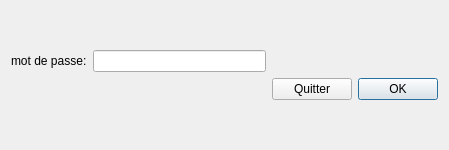
Above: fenetre_base.ui from sam19961/ProjetBiblioFinal before the change. Below: the same form after it.
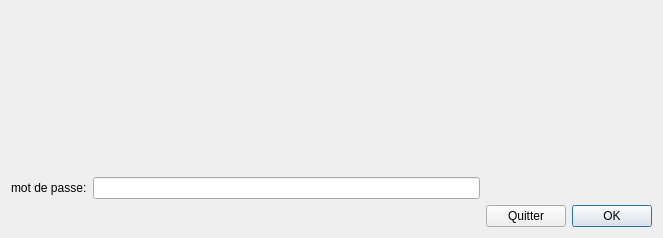
That is the form after the change.

What changed in the file:
```diff
--- a/fenetre_base.ui
+++ b/fenetre_base.ui
@@ -6,8 +6,8 @@
    <rect>
     <x>0</x>
     <y>0</y>
-    <width>449</width>
-    <height>150</height>
+    <width>663</width>
+    <height>238</height>
    </rect>
   </property>
   <property name="windowTitle">
@@ -57,6 +57,13 @@
        </property>
       </widget>
      </item>
+     <item row="0" column="0" colspan="4">
+      <widget class="QLabel" name="library">
+       <property name="text">
+        <string/>
+       </property>
+      </widget>
+     </item>
     </layout>
    </item>
   </layout>
```
